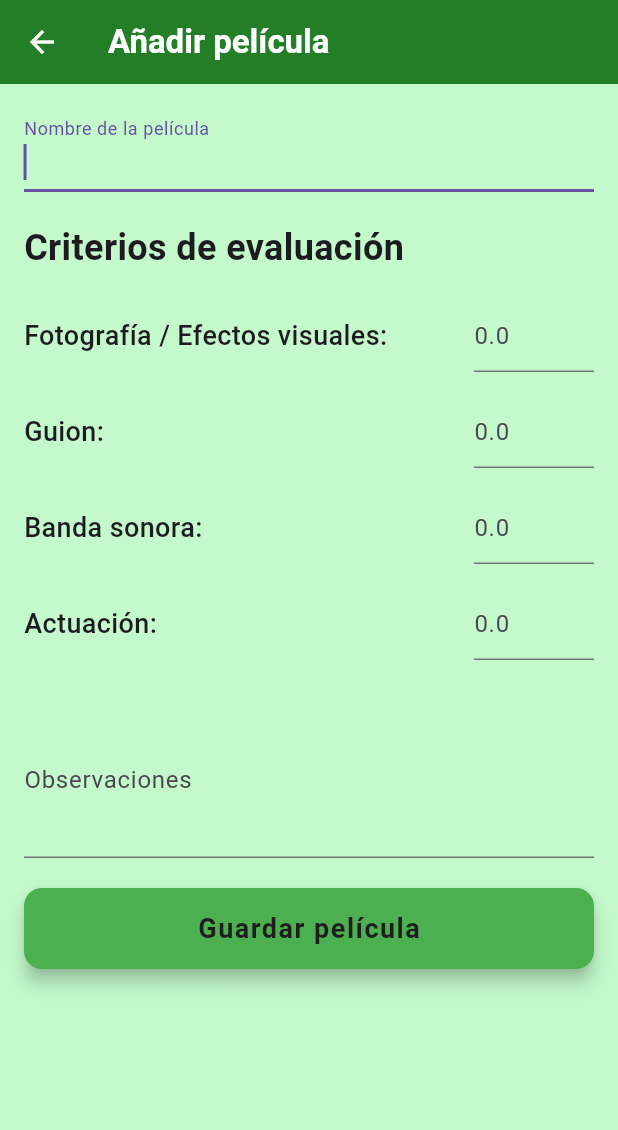
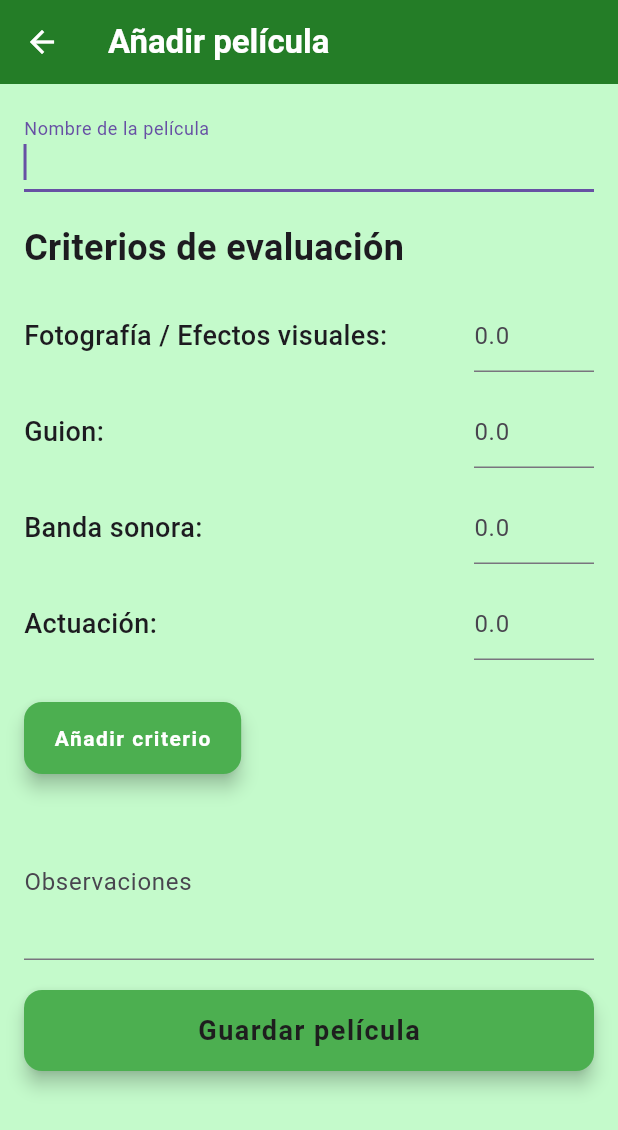
Before and after one commit to chrisladzamach/MovieDumpApp, a Flutter app: the AddMovieScreen screen opened by its route, on a phone screen of 412 x 824 dp. Shown: the top 1130 px of the screen. Run offline on Flutter 3.47's test engine with Material 3 defaults, Android fonts, the phone set to English and light mode, and no system bars.

Commit message:
update: logic implemented to add new criteria to each movie

```diff
--- /dev/null
+++ b/lib/core/widgets/custom_add_criteria_button.dart
@@ -0,0 +1,38 @@
+import 'package:flutter/material.dart';
+import 'package:moviedump/core/constants/app_colors.dart';
+
+class CustomAddCriteriaButton extends StatelessWidget {
+  final String text;
+  final VoidCallback onPressed;
+
+  const CustomAddCriteriaButton({
+    super.key,
+    required this.text,
+    required this.onPressed,
+  });
+
+  @override
+  Widget build(BuildContext context) {
+    return ElevatedButton(
+      style: ElevatedButton.styleFrom(
+        alignment: Alignment.centerLeft,
+        shape: RoundedRectangleBorder(borderRadius: BorderRadius.circular(12)),
+        backgroundColor: (text == "Añadir" || text == "Añadir criterio")
+            ? Colors.green
+            : AppColors.errorValidation,
+        foregroundColor: (text == "Añadir") ? Colors.white : Colors.white,
+        elevation: 5,
+        padding: const EdgeInsets.symmetric(vertical: 14, horizontal: 20),
+      ),
+      onPressed: onPressed,
+      child: Text(
+        text,
+        style: const TextStyle(
+          fontSize: 14,
+          letterSpacing: 1,
+          fontWeight: FontWeight.bold,
+        ),
+      ),
+    );
+  }
+}
--- a/lib/data/models/movie.dart
+++ b/lib/data/models/movie.dart
@@ -4,11 +4,13 @@ class Movie {
   String title;
   List<EvaluationCriteria> criteria;
   String? notes;
+  String? imagePath;
 
   Movie({
     required this.title,
     required this.criteria,
     this.notes,
+    this.imagePath,
   });
 
   double get averageScore {
--- a/lib/data/sample/movies.dart
+++ b/lib/data/sample/movies.dart
@@ -2,6 +2,7 @@ import 'package:moviedump/data/models/evaluation_criteria.dart';
 
 import '../models/movie.dart';
 
+// TODO: Add image to each movie
 final List<Movie> sampleMovies = [
   Movie(
     title: "Interestellar",
--- a/lib/features/add_movie/controller/add_movie_controller.dart
+++ b/lib/features/add_movie/controller/add_movie_controller.dart
@@ -21,4 +21,12 @@ class AddMovieController {
 
     moviesNotifier.value = [...moviesNotifier.value, newMovie];
   }
+
+  void addCriteria(String name) {
+    if (name.trim().isEmpty) return;
+
+    criteria.add(
+      EvaluationCriteria(name: name.trim(), score: 0.0),
+    );
+  }
 }
--- a/lib/features/add_movie/screens/add_movie_screen.dart
+++ b/lib/features/add_movie/screens/add_movie_screen.dart
@@ -1,6 +1,7 @@
 import 'package:flutter/material.dart';
 import 'package:moviedump/core/constants/app_colors.dart';
 import '../../../core/widgets/custom_button.dart';
+import '../../../core/widgets/custom_add_criteria_button.dart';
 import '../controller/add_movie_controller.dart';
 import '../widgets/criteria_item.dart';
 
@@ -13,9 +14,11 @@ class AddMovieScreen extends StatefulWidget {
 
 class _AddMovieScreenState extends State<AddMovieScreen> {
   late final AddMovieController controller;
+  bool showAddCriteriaField = false;
 
   final titleController = TextEditingController();
   final noteController = TextEditingController();
+  final addCriteriaController = TextEditingController();
   final _formKey = GlobalKey<FormState>();
 
   @override
@@ -90,6 +93,69 @@ class _AddMovieScreenState extends State<AddMovieScreen> {
               }),
 
               const SizedBox(height: 20),
+
+              if (!showAddCriteriaField)
+                Row(
+                  children: [
+                    CustomAddCriteriaButton(
+                      text: "Añadir criterio",
+                      onPressed: () {
+                        setState(() {
+                          showAddCriteriaField = true;
+                        });
+                      },
+                    ),
+                    SizedBox(width: 12),
+                  ],
+                ),
+
+              if (showAddCriteriaField) ...[
+                const SizedBox(height: 12),
+
+                TextField(
+                  controller: addCriteriaController,
+                  decoration: const InputDecoration(
+                    labelText: "Nuevo criterio",
+                    hintText: "Ej: Fotografía, Guion, etc.",
+                  ),
+                ),
+
+                const SizedBox(height: 12),
+
+                Row(
+                  children: [
+                    Expanded(
+                      child: CustomAddCriteriaButton(
+                        text: "Añadir",
+                        onPressed: () {
+                          final text = addCriteriaController.text.trim();
+                          if (text.isEmpty) return;
+
+                          setState(() {
+                            controller.addCriteria(text);
+                            addCriteriaController.clear();
+                            showAddCriteriaField = false;
+                          });
+                        },
+                      ),
+                    ),
+                    const SizedBox(width: 12),
+                    Expanded(
+                      child: CustomAddCriteriaButton(
+                        text: "Cancelar",
+                        onPressed: () {
+                          setState(() {
+                            addCriteriaController.clear();
+                            showAddCriteriaField = false;
+                          });
+                        },
+                      ),
+                    ),
+                  ],
+                ),
+              ],
+
+              const SizedBox(height: 20),
               TextField(
                 controller: noteController,
                 decoration: const InputDecoration(labelText: "Observaciones"),
```
